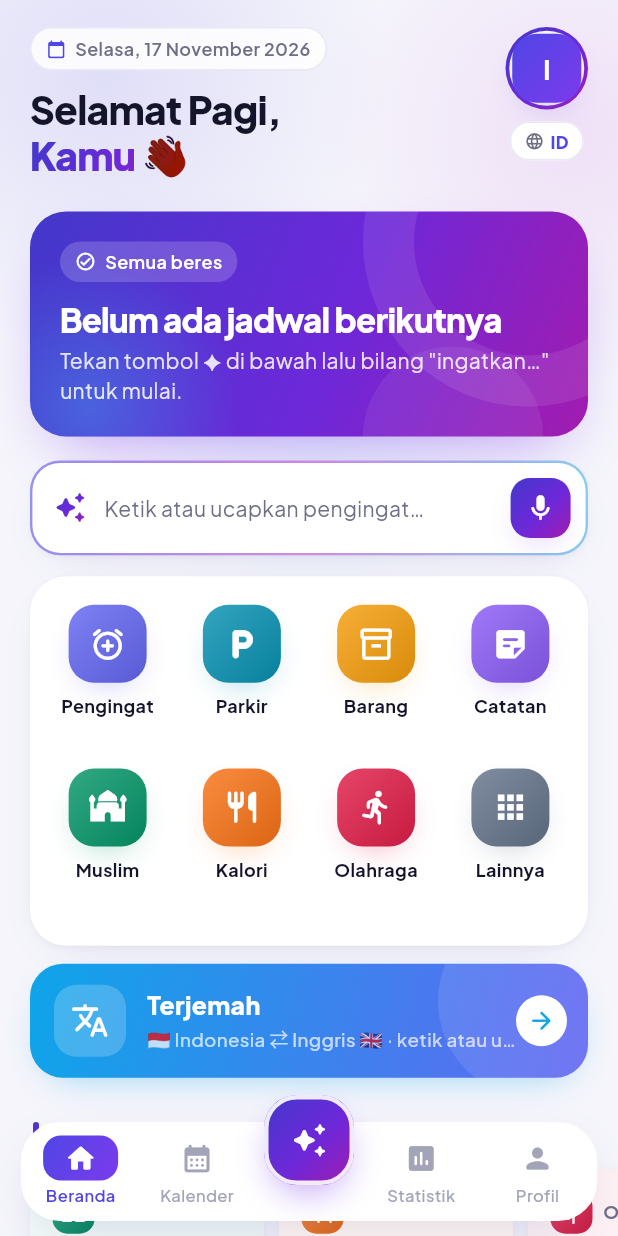
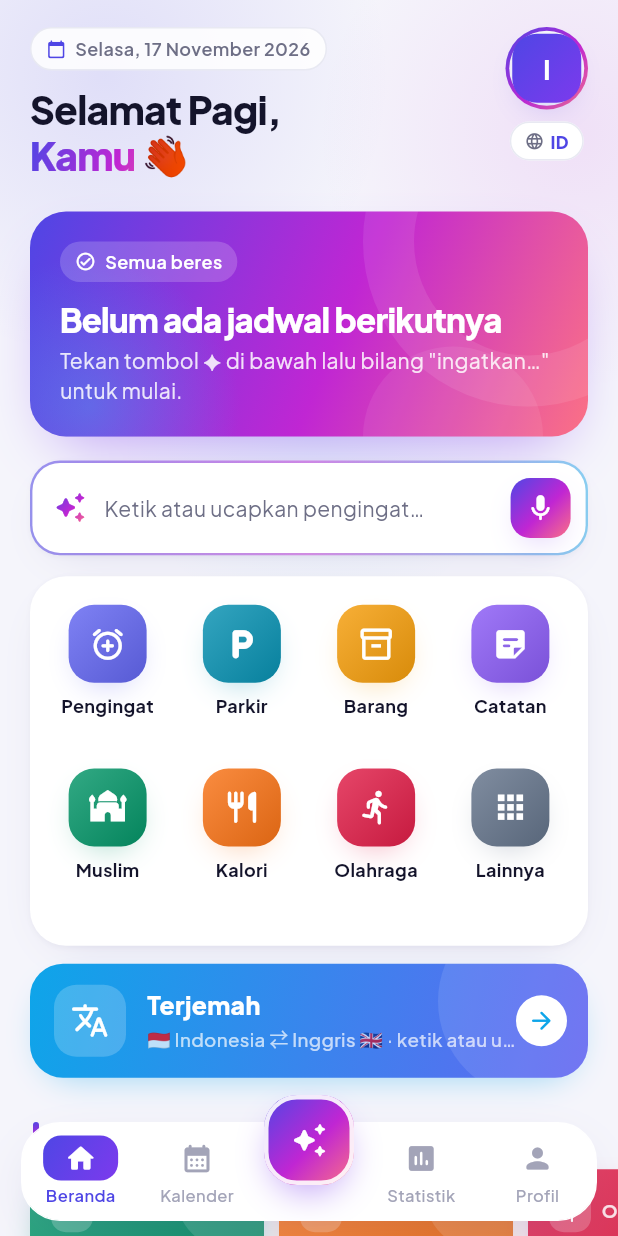
Before and after one commit to scameer42-droid/ingetzeon, a Flutter app: the screen it shows after launch, on a phone screen of 412 x 824 dp. Run offline on Flutter 3.47's test engine with Material 3 defaults, Android fonts, the phone set to English and light mode, and no system bars; our stand-ins replace barcode_widget, fl_chart, flutter_local_notifications, flutter_riverpod, flutter_secure_storage, flutter_tts and 11 more; missing offline and left inert: mobile_scanner; accounts and stored records are empty; statements that could not run were skipped.

Commit message:
Kembali ke desain berwarna: kartu utama ungu-magenta-pink, ringkasan penuh warna
Co-Authored-By: Claude Opus 5.5 <noreply@anthropic.com>
Claude-Session: https://claude.ai/code/session_015TuBiXJdxGbh19vDDeuh4h

```diff
--- a/lib/core/theme/app_colors.dart
+++ b/lib/core/theme/app_colors.dart
@@ -35,7 +35,7 @@ class AppColors {
   static const aurora = LinearGradient(
     begin: Alignment.topLeft,
     end: Alignment.bottomRight,
-    colors: [Color(0xFF4338CA), Color(0xFF6D28D9), Color(0xFFA21CAF)],
+    colors: [Color(0xFF4F46E5), Color(0xFFC026D3), Color(0xFFFB7185)],
     stops: [0, .55, 1],
   );
   static const meshBase = aurora;
--- a/lib/presentation/screens/home_screen.dart
+++ b/lib/presentation/screens/home_screen.dart
@@ -716,42 +716,59 @@ class _SumCard extends StatelessWidget {
 
   @override
   Widget build(BuildContext context) {
-    return SizedBox(
+    const w70 = Color(0xD9FFFFFF);
+    return Container(
       width: 156,
-      child: SoftCard(
-        radius: 22,
+      decoration: BoxDecoration(
+        gradient: AppColors.tint(color),
+        borderRadius: BorderRadius.circular(22),
+        boxShadow: context.colorShadow(color, strength: .45),
+      ),
+      clipBehavior: Clip.antiAlias,
+      child: Material(
+        type: MaterialType.transparency,
+        child: InkWell(
+          onTap: onTap,
+          child: Stack(children: [
+            Positioned(
+              right: -26,
+              top: -30,
+              child: Container(width: 86, height: 86, decoration: BoxDecoration(shape: BoxShape.circle, color: Colors.white.withValues(alpha: .14))),
+            ),
+            Padding(
               padding: const EdgeInsets.all(14),
-        onTap: onTap,
-        color: Color.alphaBlend(color.withValues(alpha: context.isDark ? .12 : .06), context.card),
               child: Column(crossAxisAlignment: CrossAxisAlignment.start, children: [
                 Row(children: [
                   Container(
                     width: 28,
                     height: 28,
-              decoration: BoxDecoration(gradient: AppColors.tint(color), borderRadius: BorderRadius.circular(10)),
+                    decoration: BoxDecoration(color: Colors.white.withValues(alpha: .22), borderRadius: BorderRadius.circular(10)),
                     child: Icon(icon, size: 16, color: Colors.white),
                   ),
                   const SizedBox(width: 7),
-            Expanded(child: Text(head, maxLines: 1, overflow: TextOverflow.ellipsis, style: TextStyle(fontSize: 12, fontWeight: FontWeight.w700, color: context.muted))),
+                  Expanded(child: Text(head, maxLines: 1, overflow: TextOverflow.ellipsis, style: const TextStyle(fontSize: 12, fontWeight: FontWeight.w700, color: w70))),
                 ]),
                 const SizedBox(height: 8),
                 Text.rich(
                   TextSpan(children: [
-              TextSpan(text: big, style: TextStyle(fontSize: small ? 15 : 21, fontWeight: FontWeight.w800, letterSpacing: -.3)),
-              if (unit.isNotEmpty) TextSpan(text: ' $unit', style: TextStyle(fontSize: 12, fontWeight: FontWeight.w700, color: context.muted)),
+                    TextSpan(text: big, style: TextStyle(fontSize: small ? 15 : 21, fontWeight: FontWeight.w800, letterSpacing: -.3, color: Colors.white)),
+                    if (unit.isNotEmpty) TextSpan(text: ' $unit', style: const TextStyle(fontSize: 12, fontWeight: FontWeight.w700, color: w70)),
                   ]),
                   maxLines: small ? 2 : 1,
                   overflow: TextOverflow.ellipsis,
                 ),
                 const SizedBox(height: 2),
-          Text(sub, maxLines: 1, overflow: TextOverflow.ellipsis, style: TextStyle(fontSize: 12, color: context.muted)),
+                Text(sub, maxLines: 1, overflow: TextOverflow.ellipsis, style: const TextStyle(fontSize: 12, color: w70)),
                 const Spacer(),
                 if (progress != null)
                   ClipRRect(
                     borderRadius: BorderRadius.circular(99),
-              child: LinearProgressIndicator(value: progress!.clamp(0, 1).toDouble(), minHeight: 5, color: color, backgroundColor: color.withValues(alpha: .12)),
+                    child: LinearProgressIndicator(value: progress!.clamp(0, 1).toDouble(), minHeight: 5, color: Colors.white, backgroundColor: Colors.white.withValues(alpha: .25)),
                   ),
               ]),
+            ),
+          ]),
+        ),
       ),
     );
   }
```
Also changed, not shown: 2 other files. Lines whose indentation alone changed are shown as unchanged.
